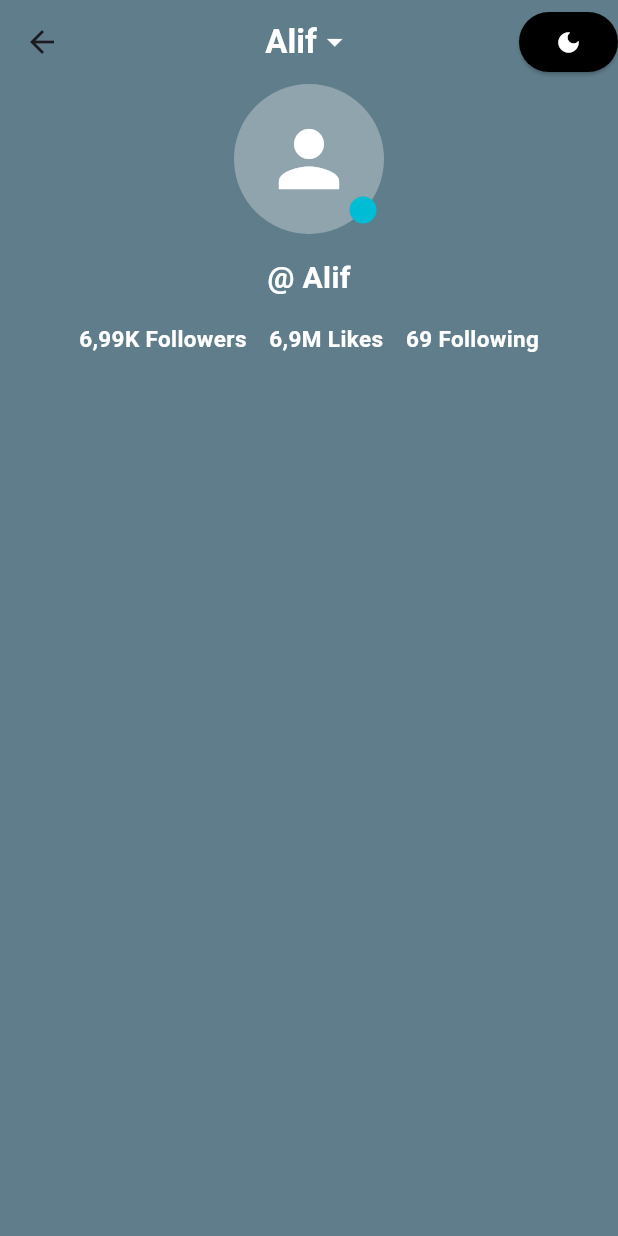
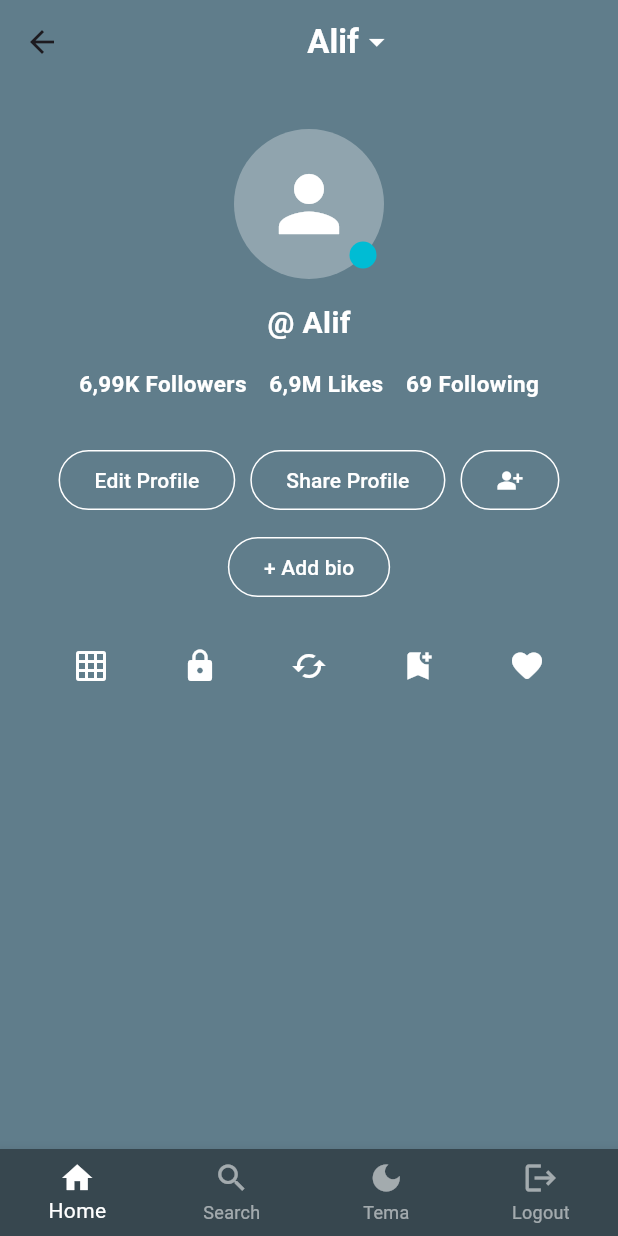
Before and after one commit to ilifme/show-hide-and-dashboard, a Flutter app: the DashboardScreen screen opened directly, on a phone screen of 412 x 824 dp. Run offline on Flutter 3.47's test engine with Material 3 defaults, Android fonts, the phone set to English and light mode, and no system bars; our stand-ins replace get, get_storage; accounts and stored records are empty.

Commit message:
Logout Dan Navbar

```diff
--- a/lib/dashboard_screen.dart
+++ b/lib/dashboard_screen.dart
@@ -1,3 +1,4 @@
+import 'package:coba/widgets/custom_navbar.dart';
 import 'package:flutter/material.dart';
 
 class DashboardScreen extends StatefulWidget {
@@ -9,8 +10,9 @@ class DashboardScreen extends StatefulWidget {
 
 class DashboardScreenState extends State<DashboardScreen> {
   bool temaDark = true;
+  int _bottomNavIndex = 0;
 
-  gantiTema() {
+  void gantiTema() {
     setState(() {
       temaDark = !temaDark;
     });
@@ -24,9 +26,16 @@ class DashboardScreenState extends State<DashboardScreen> {
         backgroundColor: temaDark ? Colors.blueGrey : Colors.yellow.shade100,
         centerTitle: true,
         title: Usernameatas(),
-        actions: [Tomboltema()],
       ),
       body: Avatar(),
+      bottomNavigationBar: CustomBottomNavbar(
+        temaDark: temaDark,
+        currentIndex: _bottomNavIndex,
+        onTabChange: (index) {
+          setState(() => _bottomNavIndex = index);
+        },
+        onThemeChange: gantiTema,
+      ),
     );
   }
 
@@ -36,7 +45,9 @@ class DashboardScreenState extends State<DashboardScreen> {
       children: [
         Text(
           'Alif',
-          style: TextStyle(color: temaDark ? Colors.white : Colors.black87, fontWeight: FontWeight.bold),
+          style: TextStyle(
+              color: temaDark ? Colors.white : Colors.black87,
+              fontWeight: FontWeight.bold),
         ),
         Icon(
           Icons.arrow_drop_down_sharp,
@@ -49,7 +60,7 @@ class DashboardScreenState extends State<DashboardScreen> {
   Column Avatar() {
     return Column(
       children: [
-        Center(),
+        SizedBox(height: 30),
         Stack(
           alignment: Alignment.center,
           children: [
@@ -76,48 +87,97 @@ class DashboardScreenState extends State<DashboardScreen> {
             ),
           ],
         ),
-        SizedBox(height: 15,),
-
-        Column(
+        SizedBox(height: 15),
+        Text(
+          '@ Alif',
+          style: TextStyle(
+            color: temaDark ? Colors.white : Colors.black87,
+            fontSize: 20,
+            fontWeight: FontWeight.bold,
+          ),
+        ),
+        SizedBox(height: 15),
+        Row(
+          mainAxisAlignment: MainAxisAlignment.center,
           children: [
-            Text('@ Alif',
-              style: TextStyle(
-                color: temaDark ? Colors.white : Colors.black87,
-                fontSize: 20,
-                fontWeight: FontWeight.bold,
+            Text('6,99K Followers',
+                style: TextStyle(
+                    color: temaDark ? Colors.white : Colors.black87,
+                    fontSize: 15,
+                    fontWeight: FontWeight.bold)),
+            SizedBox(width: 15),
+            Text('6,9M Likes',
+                style: TextStyle(
+                    color: temaDark ? Colors.white : Colors.black87,
+                    fontSize: 15,
+                    fontWeight: FontWeight.bold)),
+            SizedBox(width: 15),
+            Text('69 Following',
+                style: TextStyle(
+                    color: temaDark ? Colors.white : Colors.black87,
+                    fontSize: 15,
+                    fontWeight: FontWeight.bold)),
+          ],
+        ),
+        SizedBox(height: 30),
+        Row(
+          mainAxisAlignment: MainAxisAlignment.center,
+          children: [
+            OutlinedButton(
+              onPressed: () {},
+              style: OutlinedButton.styleFrom(
+                side: BorderSide(color: temaDark ? Colors.white : Colors.black87),
               ),
+              child: Text(
+                'Edit Profile',
+                style: TextStyle(color: temaDark ? Colors.white : Colors.black87),
+              ),
+            ),
+            SizedBox(width: 10),
+            OutlinedButton(
+              onPressed: () {},
+              style: OutlinedButton.styleFrom(
+                side: BorderSide(color: temaDark ? Colors.white : Colors.black87),
+              ),
+              child: Text(
+                'Share Profile',
+                style: TextStyle(color: temaDark ? Colors.white : Colors.black87),
+              ),
+            ),
+            SizedBox(width: 10),
+            OutlinedButton(
+              onPressed: () {},
+              style: OutlinedButton.styleFrom(
+                side: BorderSide(color: temaDark ? Colors.white : Colors.black87),
+              ),
+              child: Icon(Icons.person_add_alt_sharp,
+                  color: temaDark ? Colors.white : Colors.black87),
             ),
           ],
         ),
-        SizedBox(height: 15,),
+        SizedBox(height: 10),
+        OutlinedButton(
+          onPressed: () {},
+          style: OutlinedButton.styleFrom(
+            side: BorderSide(color: temaDark ? Colors.white : Colors.black87),
+          ),
+          child: Text(
+            '+ Add bio',
+            style: TextStyle(color: temaDark ? Colors.white : Colors.black87),
+          ),
+        ),
+        SizedBox(height: 30),
         Row(
-          mainAxisAlignment: MainAxisAlignment.center,
+          mainAxisAlignment: MainAxisAlignment.spaceEvenly,
           children: [
-            Text('6,99K Followers', style: TextStyle(color: temaDark ? Colors.white : Colors.black87, fontSize: 15,
-              fontWeight: FontWeight.bold,)
-            ),
-            SizedBox(width: 15,),
-            Text('6,9M Likes', style: TextStyle(color: temaDark ? Colors.white : Colors.black87, fontSize: 15,
-              fontWeight: FontWeight.bold,)
-            ),
-            SizedBox(width: 15,),
-            Text('69 Following', style: TextStyle(color: temaDark ? Colors.white : Colors.black87, fontSize: 15,
-            fontWeight: FontWeight.bold,)
-            ),
+            Icon(Icons.grid_on, color: temaDark ? Colors.white : Colors.black87),
+            Icon(Icons.lock, color: temaDark ? Colors.white : Colors.black87),
+            Icon(Icons.cached, color: temaDark ? Colors.white : Colors.black87),
+            Icon(Icons.bookmark_add, color: temaDark ? Colors.white : Colors.black87),
+            Icon(Icons.favorite_rounded, color: temaDark ? Colors.white : Colors.black87),
           ],
         ),
       ],
     );
   }
-
-  ElevatedButton Tomboltema() {
-    return ElevatedButton(
-      onPressed: gantiTema,
-      style: ElevatedButton.styleFrom(
-        backgroundColor: temaDark ? Colors.black : Colors.orange,
-        foregroundColor: Colors.white,
-      ),
-      child: Icon(temaDark ? Icons.dark_mode : Icons.light_mode),
-    );
-  }
 }
--- a/lib/widgets/custom_navbar.dart
+++ b/lib/widgets/custom_navbar.dart
@@ -0,0 +1,70 @@
+import 'package:flutter/material.dart';
+import 'package:get/get.dart';
+import 'package:get_storage/get_storage.dart';
+import '../login_screen.dart';
+
+class CustomBottomNavbar extends StatelessWidget {
+  final bool temaDark;
+  final int currentIndex;
+  final Function(int) onTabChange;
+  final Function() onThemeChange;
+
+  const CustomBottomNavbar({
+    super.key,
+    required this.temaDark,
+    required this.currentIndex,
+    required this.onTabChange,
+    required this.onThemeChange,
+  });
+
+  void _logout() {
+    final box = GetStorage();
+    box.remove('username');
+    Get.offAll(() => LoginScreen());
+    Get.snackbar(
+      "Logout",
+      "Berhasil Logout",
+      snackPosition: SnackPosition.BOTTOM,
+      backgroundColor: Colors.red,
+      colorText: Colors.white,
+    );
+  }
+
+  @override
+  Widget build(BuildContext context) {
+    return BottomNavigationBar(
+      currentIndex: currentIndex,
+      onTap: (index) {
+        if (index == 2) {
+          onThemeChange();
+        } else if (index == 3) {
+          _logout();
+        } else {
+          onTabChange(index);
+        }
+      },
+      type: BottomNavigationBarType.fixed,
+      backgroundColor: temaDark ? Colors.blueGrey[800] : Colors.yellow[200],
+      selectedItemColor: temaDark ? Colors.white : Colors.black,
+      unselectedItemColor: temaDark ? Colors.white54 : Colors.black54,
+      items: [
+        BottomNavigationBarItem(
+          icon: Icon(Icons.home),
+          label: 'Home',
+        ),
+        BottomNavigationBarItem(
+          icon: Icon(Icons.search),
+          label: 'Search',
+        ),
+        BottomNavigationBarItem(
+          icon: Icon(temaDark ? Icons.dark_mode : Icons.light_mode),
+          label: 'Tema',
+        ),
+        BottomNavigationBarItem(
+          icon: Icon(Icons.logout),
+          label: 'Logout',
+        ),
+      ],
+    );
+  }
+}
--- a/pubspec.yaml
+++ b/pubspec.yaml
@@ -34,6 +34,9 @@ dependencies:
   # The following adds the Cupertino Icons font to your application.
   # Use with the CupertinoIcons class for iOS style icons.
   cupertino_icons: ^1.0.8
+  get: ^4.7.2
+  get_storage: ^2.1.1
+  animated_bottom_navigation_bar: ^1.4.0
 
 dev_dependencies:
   flutter_test:
```
Also changed, not shown: lib/login_screen.dart (+39 -24 lines), lib/splash_screen.dart (+47 -0 lines), lib/text_field_user.dart (+32 -9 lines), pubspec.lock.
